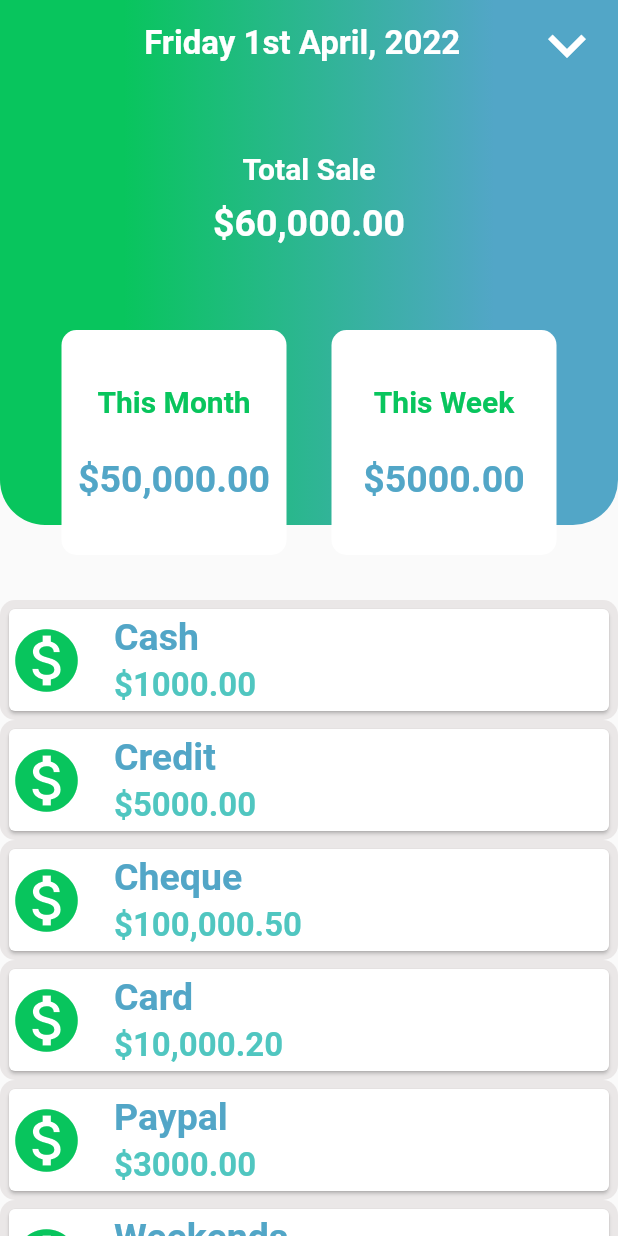
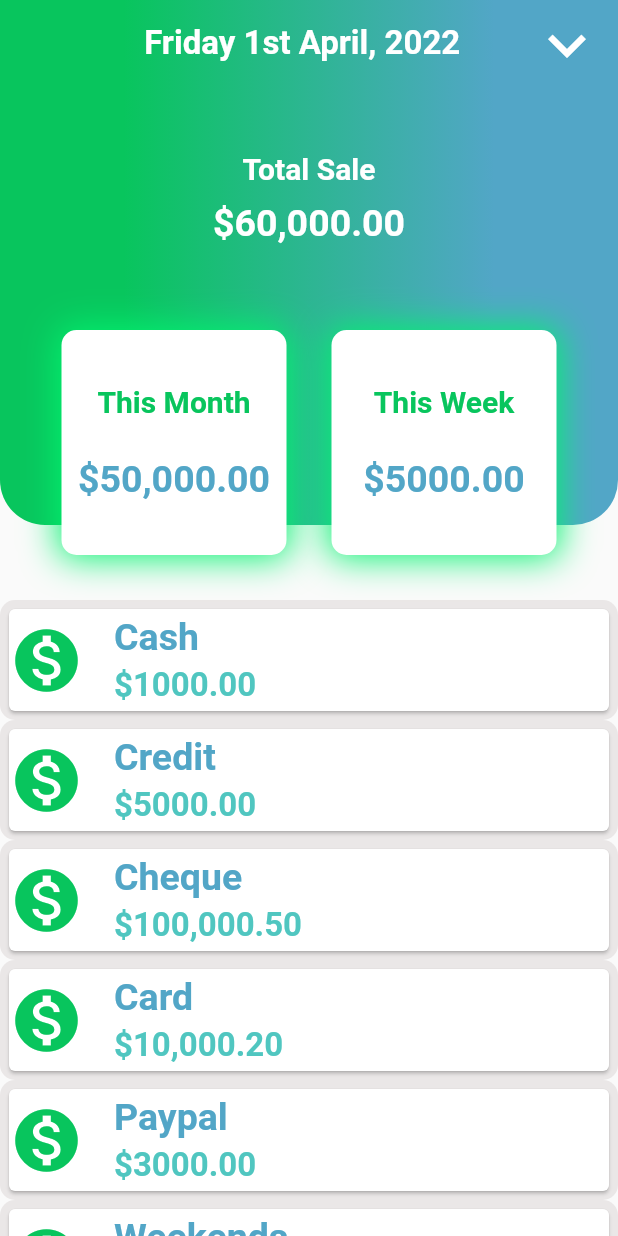
Before and after one commit to Lekki369/project_1, a Flutter app: the screen it shows after launch, on a phone screen of 412 x 824 dp. Run offline on Flutter 3.47's test engine with Material 2 defaults, Android fonts, the phone set to English and light mode, and no system bars.

Commit message:
Lekki369

```diff
--- a/lib/HomeU.I/lower_part.dart
+++ b/lib/HomeU.I/lower_part.dart
@@ -14,6 +14,13 @@ class Lower extends StatelessWidget {
           width: 150,
           padding: const EdgeInsets.all(10),
           decoration: const BoxDecoration(
+            boxShadow: [
+              BoxShadow(
+                spreadRadius: 2,
+                color: Color.fromARGB(255, 1, 243, 110),
+                blurRadius: 20,
+              ),
+            ],
             color: Colors.white,
             borderRadius: BorderRadius.all(
               Radius.circular(10),
@@ -49,6 +56,13 @@ class Lower extends StatelessWidget {
           width: 150,
           padding: const EdgeInsets.all(10),
           decoration: const BoxDecoration(
+            boxShadow: [
+              BoxShadow(
+                spreadRadius: 2,
+                color: Color.fromARGB(255, 1, 243, 110),
+                blurRadius: 20,
+              ),
+            ],
             color: Colors.white,
             borderRadius: BorderRadius.all(
               Radius.circular(10),
```
